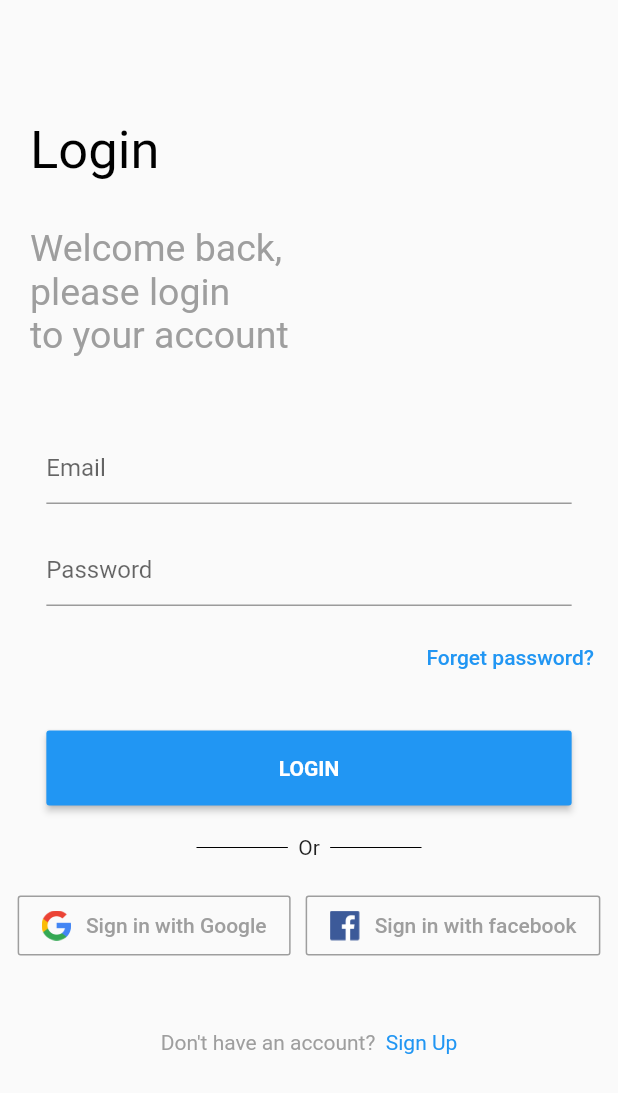
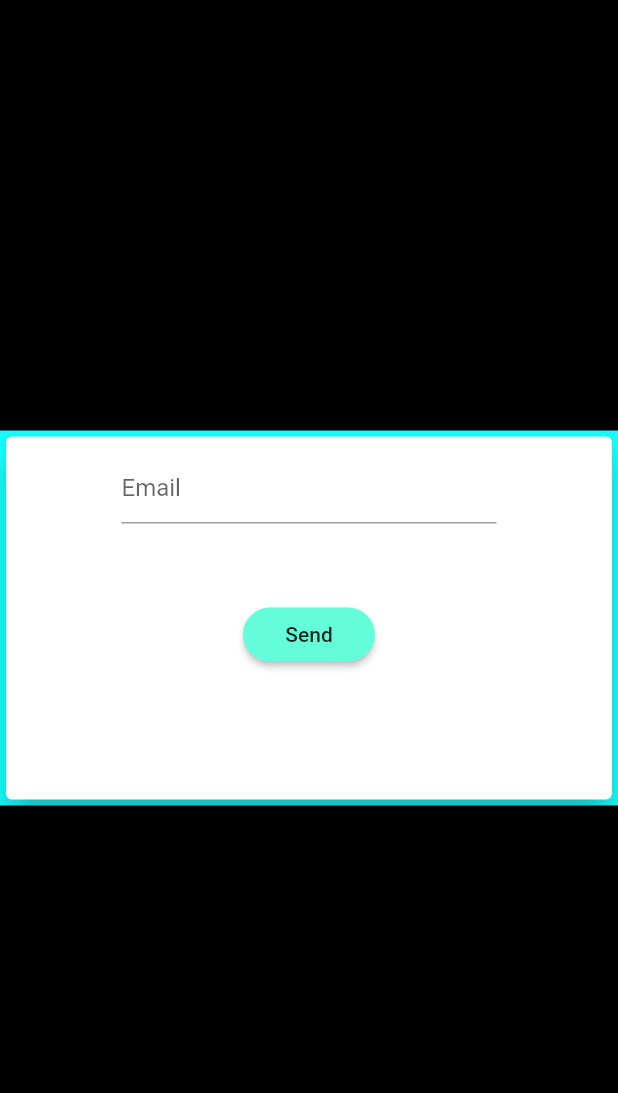
Before and after one commit to AdiKK17/login_signup, a Flutter app: the screen it shows after launch, after a tap on "Forget password?", on a phone screen of 412 x 824 dp. Shown: the top 1093 px of the screen. Run offline on Flutter 3.47's test engine with Material 2 defaults, Android fonts, the phone set to English and light mode, and no system bars; our stand-ins replace google_sign_in; missing offline and left inert: flutter_facebook_login.

Commit message:
forget password works

```diff
--- /dev/null
+++ b/lib/otp_page.dart
@@ -0,0 +1,161 @@
+import 'package:flutter/material.dart';
+
+import 'package:provider/provider.dart';
+
+import 'auth_provider.dart';
+import 'password_page.dart';
+
+enum AuthMode { email, otp }
+
+class OtpVerificationPage extends StatefulWidget {
+  @override
+  State<StatefulWidget> createState() {
+    // TODO: implement createState
+    return _OtpVerificationPage();
+  }
+}
+
+class _OtpVerificationPage extends State<OtpVerificationPage> {
+  int _VerifiedOTP;
+  String _email;
+  bool _isLoading = false;
+
+  AuthMode _authMode = AuthMode.email;
+
+  final GlobalKey<FormState> _formkey = GlobalKey<FormState>();
+  final TextEditingController _textController = TextEditingController();
+
+  Widget _buildOTPTextField() {
+    return TextFormField(
+      maxLength: 4,
+      initialValue: "",
+      decoration: InputDecoration(
+          counterText: "",
+          hintText: 'Enter Verification Code',
+          ),
+      keyboardType: TextInputType.number,
+      validator: (String value) {
+        if (value.isEmpty) {
+          return 'Please enter the code';
+        }
+        return null;
+      },
+      onSaved: (String value) {
+        _VerifiedOTP = int.parse(value);
+      },
+    );
+  }
+
+  Widget _buildEmailTextField() {
+    return TextFormField(
+      decoration: InputDecoration(hintText: 'Email'),
+      keyboardType: TextInputType.emailAddress,
+      initialValue: "",
+      validator: (String value) {
+        if (value.isEmpty ||
+            !RegExp(r"[a-z0-9!#$%&'*+/=?^_`{|}~-]+(?:\.[a-z0-9!#$%&'*+/=?^_`{|}~-]+)*@(?:[a-z0-9](?:[a-z0-9-]*[a-z0-9])?\.)+[a-z0-9](?:[a-z0-9-]*[a-z0-9])?")
+                .hasMatch(value)) {
+          return 'Please enter a valid email';
+        }
+        return null;
+      },
+      onSaved: (String value) {
+        _email = value;
+      },
+    );
+  }
+
+  void _submitForm() async {
+    if (!_formkey.currentState.validate()) {
+      return;
+    }
+    _formkey.currentState.save();
+
+     if(_authMode == AuthMode.email){
+       Provider.of<AuthProvider>(context, listen: false).resendOTP(context, _email);
+       setState(() {
+         _authMode = AuthMode.otp;
+       });
+     } else {
+       setState(() {
+         _isLoading = true;
+       });
+       Provider.of<AuthProvider>(context, listen: false)
+           .verifyWithOTP(context, _VerifiedOTP)
+           .then((value) {
+         setState(() {
+           _isLoading = false;
+         });
+         if (value) {
+        Navigator.of(context).pushReplacement(
+            MaterialPageRoute(builder: (context) => PasswordPage()));
+         }
+       });
+     }
+
+  }
+
+  @override
+  void initState() {
+    // TODO: implement initState
+    super.initState();
+  }
+
+  @override
+  Widget build(BuildContext context) {
+    // TODO: implement build
+    return Scaffold(
+      backgroundColor: Colors.black,
+      body: Center(
+        child: Container(
+          child: Form(
+            key: _formkey,
+            child: Container(
+              height: 250,
+              width: double.infinity,
+              color: Colors.cyanAccent,
+              child: Card(
+                elevation: 10,
+                child: _isLoading
+                    ? LinearProgressIndicator()
+                    : Column(
+                  children: <Widget>[
+                    SizedBox(
+                      height: 10,
+                    ),
+                    Container(
+                      width: 250,
+                      child: _authMode == AuthMode.otp ? _buildOTPTextField() : Container(),
+                    ),
+                    Container(
+                      width: 250,
+                      child: _authMode == AuthMode.email ? _buildEmailTextField() : Container(),
+                    ),
+                    SizedBox(
+                      height: 50,
+                    ),
+                    Row(
+                      mainAxisAlignment: MainAxisAlignment.center,
+                      children: <Widget>[
+                        RaisedButton(
+                          color: Colors.tealAccent,
+                          shape: RoundedRectangleBorder(
+                            borderRadius: BorderRadius.circular(20),
+                          ),
+                          onPressed: () {
+                            _submitForm();
+                            },
+                          child: _authMode == AuthMode.otp ? Text("Verify") : Text("Send"),
+                        ),
+                      ],
+                    )
+                  ],
+                ),
+              ),
+            ),
+          ),
+        ),
+      ),
+    );
+  }
+}
--- a/pubspec.yaml
+++ b/pubspec.yaml
@@ -29,7 +29,6 @@ dependencies:
   # Use with the CupertinoIcons class for iOS style icons.
   cupertino_icons: ^0.1.3
   provider:
-  shared_preferences:
   http:
   google_sign_in: ^4.5.1
   flutter_facebook_login: ^3.0.0
```
Also changed, not shown: lib/auth_page.dart (+62 -33 lines), lib/auth_provider.dart (+27 -31 lines), lib/password_page.dart (added, +148 -0 lines), pubspec.lock.
